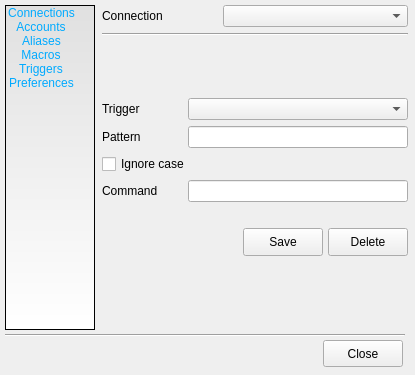
develer-staff/devclient, file src/devclient/gui_src/gui_option.ui: the form before one commit.
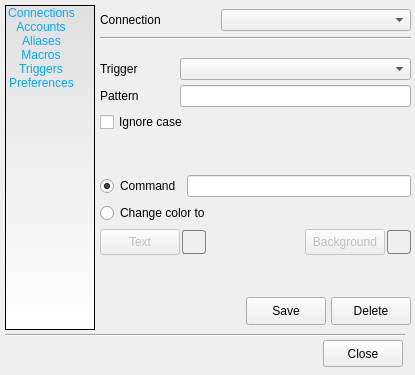
The form after the commit. The open tabs and pages were chosen to show the change. Icons and pictures are not drawn.

Commit message: completata gestione degli highlight, con relative modifiche all'interfaccia dei trigger

The edit to the form file:
```diff
--- a/src/devclient/gui_src/gui_option.ui
+++ b/src/devclient/gui_src/gui_option.ui
@@ -1272,10 +1272,10 @@
     <widget class="QWidget" name="" >
      <property name="geometry" >
       <rect>
-       <x>7</x>
-       <y>5</y>
-       <width>306</width>
-       <height>251</height>
+       <x>5</x>
+       <y>9</y>
+       <width>311</width>
+       <height>316</height>
       </rect>
      </property>
      <layout class="QVBoxLayout" >
@@ -1326,14 +1326,20 @@
         </property>
         <property name="sizeHint" >
          <size>
-          <width>301</width>
-          <height>21</height>
+          <width>304</width>
+          <height>16</height>
          </size>
         </property>
        </spacer>
       </item>
       <item>
        <layout class="QGridLayout" >
+        <property name="horizontalSpacing" >
+         <number>0</number>
+        </property>
+        <property name="verticalSpacing" >
+         <number>5</number>
+        </property>
         <item row="0" column="0" >
          <widget class="QLabel" name="label_trigger" >
           <property name="minimumSize" >
@@ -1412,29 +1418,177 @@
           </property>
          </spacer>
         </item>
-        <item row="3" column="0" >
-         <widget class="QLabel" name="label_command_trigger" >
-          <property name="minimumSize" >
-           <size>
-            <width>80</width>
-            <height>0</height>
-           </size>
-          </property>
+       </layout>
+      </item>
+      <item>
+       <spacer>
+        <property name="orientation" >
+         <enum>Qt::Vertical</enum>
+        </property>
+        <property name="sizeHint" >
+         <size>
+          <width>20</width>
+          <height>40</height>
+         </size>
+        </property>
+       </spacer>
+      </item>
+      <item>
+       <layout class="QGridLayout" >
+        <item row="0" column="0" >
+         <widget class="QRadioButton" name="radio_command_trigger" >
           <property name="text" >
            <string>Command</string>
           </property>
+          <property name="checked" >
+           <bool>true</bool>
+          </property>
          </widget>
         </item>
-        <item row="3" column="1" colspan="2" >
+        <item row="0" column="1" colspan="2" >
          <widget class="QLineEdit" name="command_trigger" >
           <property name="minimumSize" >
            <size>
-            <width>200</width>
+            <width>180</width>
             <height>0</height>
            </size>
           </property>
          </widget>
         </item>
+        <item row="1" column="0" colspan="2" >
+         <widget class="QRadioButton" name="radio_color_trigger" >
+          <property name="text" >
+           <string>Change color to</string>
+          </property>
+         </widget>
+        </item>
+        <item row="1" column="2" >
+         <spacer>
+          <property name="orientation" >
+           <enum>Qt::Horizontal</enum>
+          </property>
+          <property name="sizeHint" >
+           <size>
+            <width>146</width>
+            <height>20</height>
+           </size>
+          </property>
+         </spacer>
+        </item>
+        <item row="2" column="0" colspan="3" >
+         <layout class="QHBoxLayout" >
+          <property name="spacing" >
+           <number>2</number>
+          </property>
+          <item>
+           <widget class="QPushButton" name="text_color_trigger_button" >
+            <property name="enabled" >
+             <bool>false</bool>
+            </property>
+            <property name="minimumSize" >
+             <size>
+              <width>0</width>
+              <height>26</height>
+             </size>
+            </property>
+            <property name="text" >
+             <string>Text</string>
+            </property>
+            <property name="icon" >
+             <iconset resource="../../../resources/gui_option.qrc" >:/images/button-color.png</iconset>
+            </property>
+           </widget>
+          </item>
+          <item>
+           <widget class="QLabel" name="text_color_trigger" >
+            <property name="enabled" >
+             <bool>false</bool>
+            </property>
+            <property name="minimumSize" >
+             <size>
+              <width>24</width>
+              <height>24</height>
+             </size>
+            </property>
+            <property name="maximumSize" >
+             <size>
+              <width>24</width>
+              <height>24</height>
+             </size>
+            </property>
+            <property name="styleSheet" >
+             <string>QLabel { border: 1px solid gray; border-radius: 3px; }</string>
+            </property>
+            <property name="frameShape" >
+             <enum>QFrame::StyledPanel</enum>
+            </property>
+            <property name="text" >
+             <string/>
+            </property>
+           </widget>
+          </item>
+          <item>
+           <spacer>
+            <property name="orientation" >
+             <enum>Qt::Horizontal</enum>
+            </property>
+            <property name="sizeHint" >
+             <size>
+              <width>40</width>
+              <height>20</height>
+             </size>
+            </property>
+           </spacer>
+          </item>
+          <item>
+           <widget class="QPushButton" name="bg_color_trigger_button" >
+            <property name="enabled" >
+             <bool>false</bool>
+            </property>
+            <property name="minimumSize" >
+             <size>
+              <width>0</width>
+              <height>26</height>
+             </size>
+            </property>
+            <property name="text" >
+             <string>Background</string>
+            </property>
+            <property name="icon" >
+             <iconset resource="../../../resources/gui_option.qrc" >:/images/button-color.png</iconset>
+            </property>
+           </widget>
+          </item>
+          <item>
+           <widget class="QLabel" name="bg_color_trigger" >
+            <property name="enabled" >
+             <bool>false</bool>
+            </property>
+            <property name="minimumSize" >
+             <size>
+              <width>24</width>
+              <height>24</height>
+             </size>
+            </property>
+            <property name="maximumSize" >
+             <size>
+              <width>24</width>
+              <height>24</height>
+             </size>
+            </property>
+            <property name="styleSheet" >
+             <string>QLabel { border: 1px solid gray; border-radius: 3px; }</string>
+            </property>
+            <property name="frameShape" >
+             <enum>QFrame::StyledPanel</enum>
+            </property>
+            <property name="text" >
+             <string/>
+            </property>
+           </widget>
+          </item>
+         </layout>
+        </item>
        </layout>
       </item>
       <item>
@@ -1442,13 +1596,10 @@
         <property name="orientation" >
          <enum>Qt::Vertical</enum>
         </property>
-        <property name="sizeType" >
-         <enum>QSizePolicy::Fixed</enum>
-        </property>
         <property name="sizeHint" >
          <size>
-          <width>276</width>
-          <height>20</height>
+          <width>20</width>
+          <height>40</height>
          </size>
         </property>
        </spacer>
```
The commit also changes 10 other files.
